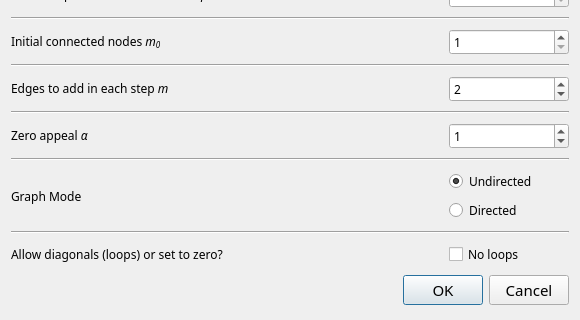
socnetv/app, file src/forms/randscalefreedialog.ui: the form before one commit; both pictures show x 0 to 580 and y 210 to 530 of the 580 by 530 pixel window.
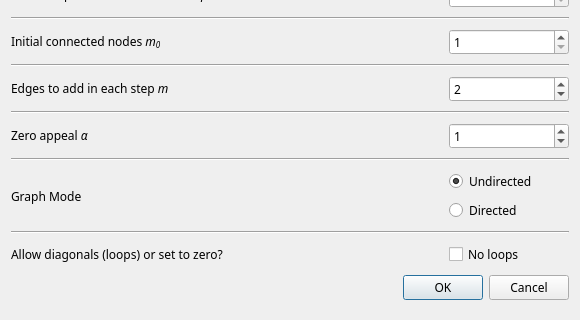
The form after the commit.

Commit message: even more dialog font fixes 2

Diff of the .ui file:
```diff
--- a/src/forms/randscalefreedialog.ui
+++ b/src/forms/randscalefreedialog.ui
@@ -588,7 +588,7 @@
     <widget class="QDialogButtonBox" name="buttonBox">
      <property name="font">
       <font>
-       <pointsize>11</pointsize>
+       <pointsize>9</pointsize>
       </font>
      </property>
      <property name="orientation">
```
The commit also changes 2 other files.
